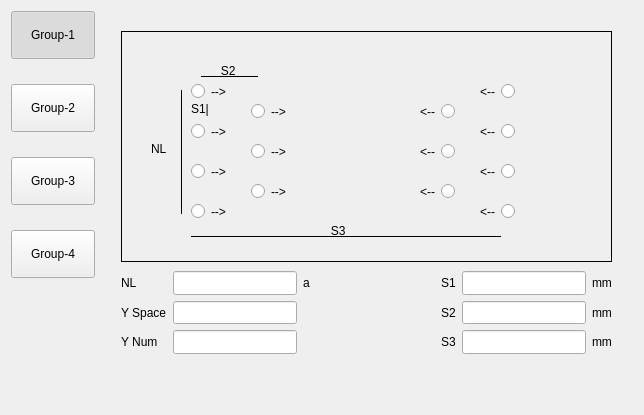
The window that hcsettings/ichcstackedsettingsframe.ui (dongdong-2009/3-5AxisRobot) describes before a commit, drawn with Qt 5.
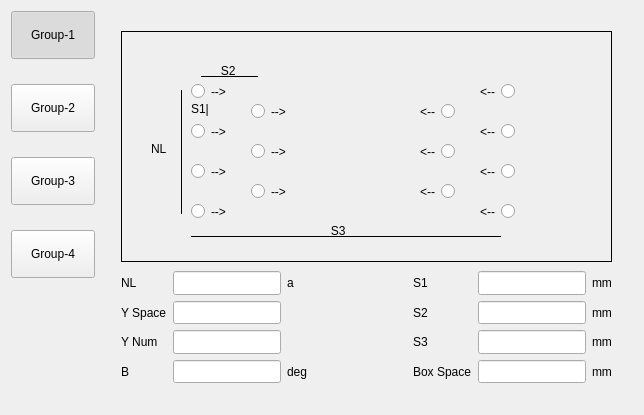
The same window after the commit. Icons and pictures are not drawn. Custom widgets are drawn as their Qt base class.

Diff of the .ui file:
```diff
--- a/hcsettings/ichcstackedsettingsframe.ui
+++ b/hcsettings/ichcstackedsettingsframe.ui
@@ -1185,13 +1185,13 @@
         </property>
        </widget>
       </widget>
-      <widget class="QWidget" name="">
+      <widget class="QWidget" name="layoutWidget">
        <property name="geometry">
         <rect>
          <x>20</x>
          <y>260</y>
          <width>491</width>
-         <height>83</height>
+         <height>112</height>
         </rect>
        </property>
        <layout class="QGridLayout" name="gridLayout_2">
@@ -1202,6 +1202,13 @@
           </property>
          </widget>
         </item>
+        <item row="0" column="0">
+         <widget class="QLabel" name="label_14">
+          <property name="text">
+           <string>NL</string>
+          </property>
+         </widget>
+        </item>
         <item row="0" column="1">
          <widget class="ICLineEditWithVirtualNumericKeypad" name="nL">
           <property name="sizePolicy">
@@ -1239,13 +1246,6 @@
           </property>
          </widget>
         </item>
-        <item row="0" column="0">
-         <widget class="QLabel" name="label_14">
-          <property name="text">
-           <string>NL</string>
-          </property>
-         </widget>
-        </item>
         <item row="0" column="6">
          <widget class="QLabel" name="label_20">
           <property name="text">
@@ -1260,13 +1260,6 @@
           </property>
          </widget>
         </item>
-        <item row="2" column="4">
-         <widget class="QLabel" name="label_16">
-          <property name="text">
-           <string>S3</string>
-          </property>
-         </widget>
-        </item>
         <item row="2" column="5">
          <widget class="ICLineEditWithVirtualNumericKeypad" name="s3">
           <property name="sizePolicy">
@@ -1304,13 +1297,6 @@
           </property>
          </widget>
         </item>
-        <item row="1" column="0">
-         <widget class="QLabel" name="label_22">
-          <property name="text">
-           <string>Y Space</string>
-          </property>
-         </widget>
-        </item>
         <item row="2" column="0">
          <widget class="QLabel" name="label_23">
           <property name="text">
@@ -1318,6 +1304,13 @@
           </property>
          </widget>
         </item>
+        <item row="1" column="0">
+         <widget class="QLabel" name="label_22">
+          <property name="text">
+           <string>Y Space</string>
+          </property>
+         </widget>
+        </item>
         <item row="1" column="1">
          <widget class="ICLineEditWithVirtualNumericKeypad" name="ySpace">
           <property name="sizePolicy">
@@ -1338,6 +1331,61 @@
           </property>
          </widget>
         </item>
+        <item row="2" column="4">
+         <widget class="QLabel" name="label_16">
+          <property name="text">
+           <string>S3</string>
+          </property>
+         </widget>
+        </item>
+        <item row="3" column="4">
+         <widget class="QLabel" name="label_24">
+          <property name="text">
+           <string>Box Space</string>
+          </property>
+         </widget>
+        </item>
+        <item row="3" column="5">
+         <widget class="ICLineEditWithVirtualNumericKeypad" name="boxSpace">
+          <property name="sizePolicy">
+           <sizepolicy hsizetype="Expanding" vsizetype="Preferred">
+            <horstretch>0</horstretch>
+            <verstretch>0</verstretch>
+           </sizepolicy>
+          </property>
+         </widget>
+        </item>
+        <item row="3" column="6">
+         <widget class="QLabel" name="label_25">
+          <property name="text">
+           <string>mm</string>
+          </property>
+         </widget>
+        </item>
+        <item row="3" column="0">
+         <widget class="QLabel" name="label_26">
+          <property name="text">
+           <string>B</string>
+          </property>
+         </widget>
+        </item>
+        <item row="3" column="1">
+         <widget class="ICLineEditWithVirtualNumericKeypad" name="bPos">
+          <property name="sizePolicy">
+           <sizepolicy hsizetype="Expanding" vsizetype="Preferred">
+            <horstretch>0</horstretch>
+            <verstretch>0</verstretch>
+           </sizepolicy>
+          </property>
+         </widget>
+        </item>
+        <item row="3" column="2">
+         <widget class="QLabel" name="label_27">
+          <property name="text">
+           <string>deg</string>
+          </property>
+         </widget>
+        </item>
        </layout>
       </widget>
      </widget>
```
Left out of the diff: 4 changed lines with no effect on the pictures.
